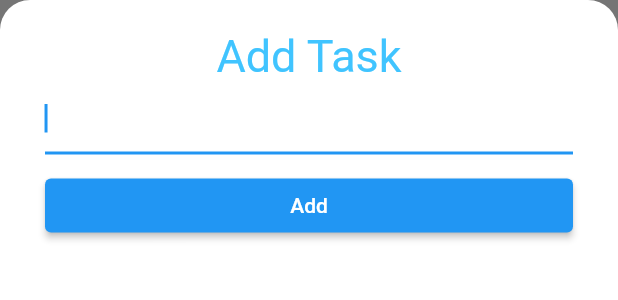
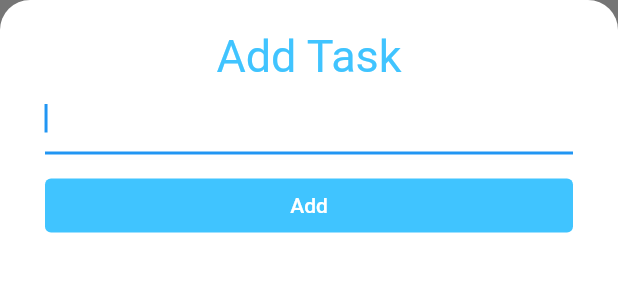
Before and after one commit to teacherSsamko/todoey_flutter, a Flutter app: the AddTaskScreen widget shown alone on an empty page, opened directly, on a phone screen of 412 x 824 dp. Shown: the top 300 px of the screen. Run offline on Flutter 3.47's test engine with Material 2 defaults, Android fonts, the phone set to English and light mode, and no system bars.

Commit message:
feat: textButton
- change to textButton from ElebatedButton
- button style

```diff
--- a/lib/screens/add_task_screen.dart
+++ b/lib/screens/add_task_screen.dart
@@ -40,10 +40,17 @@ class AddTaskScreen extends StatelessWidget {
               SizedBox(
                 height: 10.0,
               ),
-              ElevatedButton(
+              TextButton(
                 onPressed: () {},
-                child: Text("Add"),
-                style: ButtonStyle(),
+                child: Text(
+                  "Add",
+                  style: TextStyle(
+                    color: Colors.white,
+                  ),
+                ),
+                style: TextButton.styleFrom(
+                  backgroundColor: Colors.lightBlueAccent,
+                ),
               ),
             ],
           ),
```
